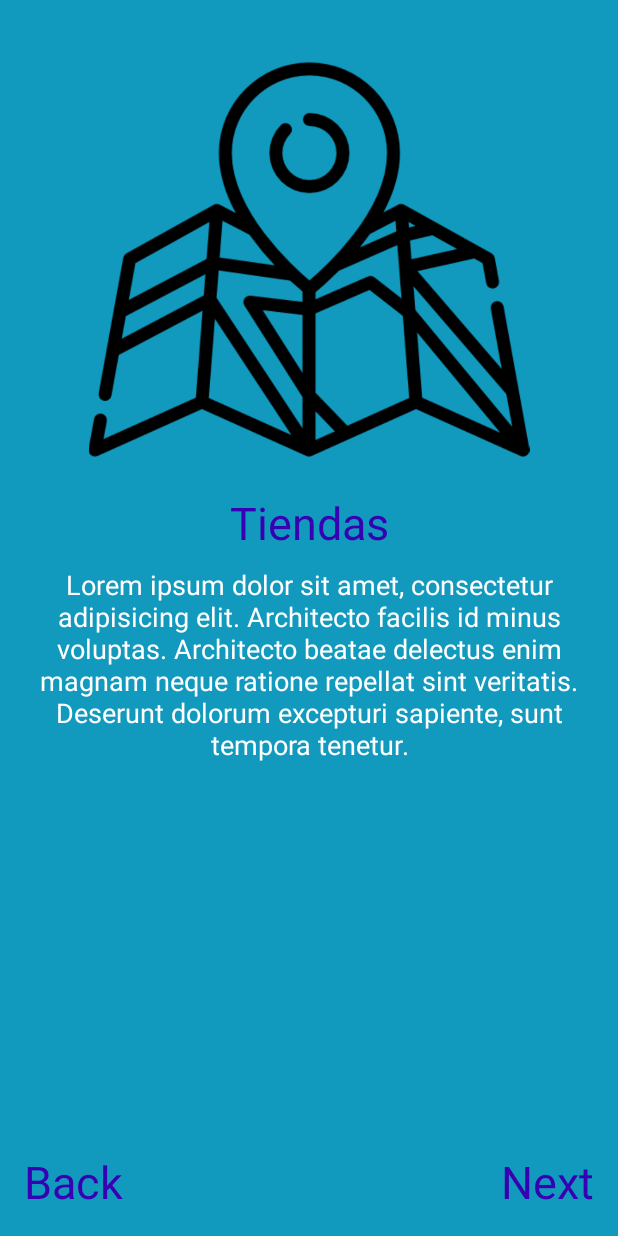
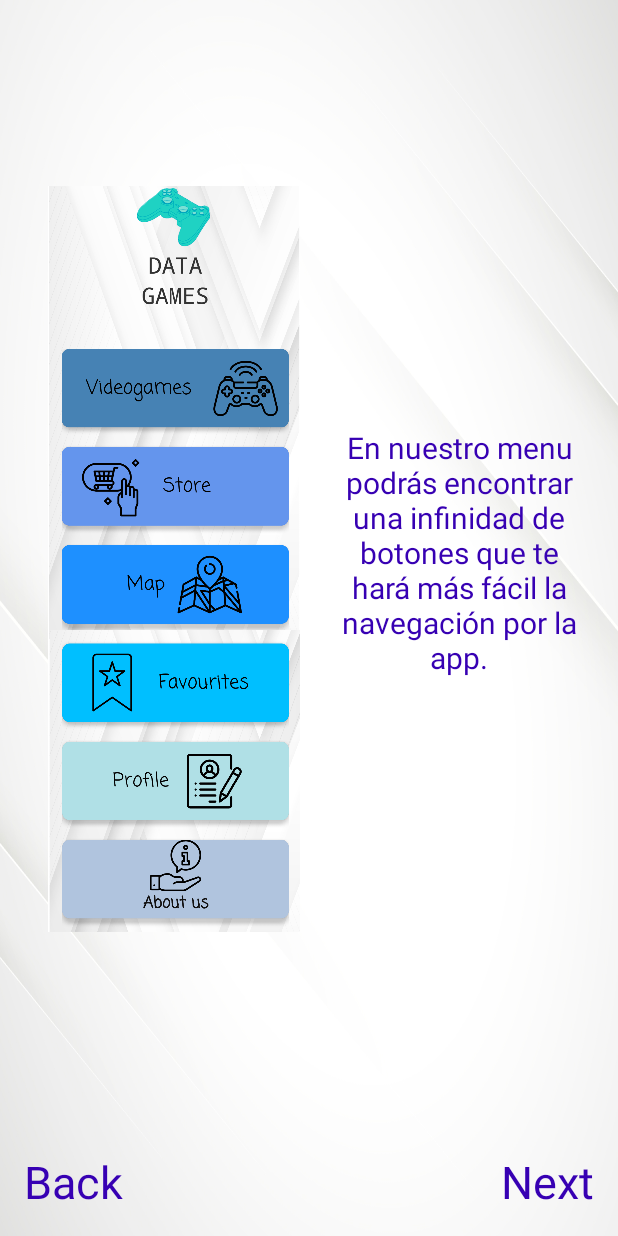
Before and after one commit to rubxter99/DATAGAMES, an Android app: the screen it shows after launch (MainActivity), after a tap on "Next", on a phone screen of 412 x 824 dp. Run offline under Robolectric (Android 15) with nearby library versions, the light colour scheme and no system bars; our stand-ins replace Firebase (no records; nobody signed in at launch, a user with empty details on screens opened directly); Roboto replaces fonts that are not available here.

Commit message:
Segundo Frame hecho y varios cambios

```diff
--- a/app/src/main/res/layout/activity_profile.xml
+++ b/app/src/main/res/layout/activity_profile.xml
@@ -90,8 +90,8 @@
 
     <de.hdodenhof.circleimageview.CircleImageView
         android:id="@+id/profileImageView1"
-        android:layout_width="178dp"
-        android:layout_height="136dp"
+        android:layout_width="200dp"
+        android:layout_height="200dp"
         android:src="@drawable/logoperfil"
         app:layout_constraintBottom_toTopOf="@+id/nameprofile"
         app:layout_constraintEnd_toEndOf="parent"
--- a/app/src/main/res/layout/fragment_second.xml
+++ b/app/src/main/res/layout/fragment_second.xml
@@ -6,33 +6,34 @@
     tools:context=".SecondFragment"
     android:orientation="vertical"
     android:padding="16dp"
-    android:background="@color/colorStore"
+    android:background="@drawable/fon"
     >
+
+    <LinearLayout
+        android:layout_width="wrap_content"
+        android:layout_height="wrap_content"
+        android:layout_marginTop="100dp"
+        android:orientation="horizontal">
 
         <ImageView
             android:id="@+id/imageView"
-        android:layout_width="wrap_content"
-        android:layout_height="294dp"
+            android:layout_width="200dp"
+            android:layout_height="500dp"
             android:layout_gravity="center"
-        android:layout_marginTop="10dp"
-        android:src="@drawable/mapa" />
+            android:layout_marginTop="5dp"
+            android:src="@drawable/imframe" />
 
         <TextView
             android:id="@+id/title2"
-        android:layout_width="match_parent"
-        android:layout_height="57dp"
+            android:layout_width="wrap_content"
+            android:layout_height="wrap_content"
             android:gravity="center"
+            android:layout_gravity="center"
             android:text="@string/title2"
             android:textColor="@color/colorPrimaryDark"
-        android:textSize="30dp" />
-    <TextView
-        android:id="@+id/description"
-        android:layout_width="match_parent"
-        android:layout_height="wrap_content"
-        android:text="@string/description"
-        android:textSize="18dp"
-        android:textColor="@color/colorGame"
-        android:gravity="center"/>
+            android:textSize="20dp" />
+
+    </LinearLayout>
     <LinearLayout
         android:layout_width="match_parent"
         android:layout_height="match_parent"
--- a/app/src/main/res/values/strings.xml
+++ b/app/src/main/res/values/strings.xml
@@ -1,7 +1,7 @@
 <resources>
     <string name="app_name">DATAGAMES</string>
     <string name="title1">Videjuegos</string>
-    <string name="title2">Tiendas</string>
+    <string name="title2">En nuestro menu podrás encontrar una infinidad de botones que te hará más fácil la navegación por la app.</string>
     <string name="title3">Welcome</string>
     <string name="description">Lorem ipsum dolor sit amet, consectetur adipisicing elit. Architecto facilis id minus voluptas. Architecto beatae delectus enim magnam neque ratione repellat sint veritatis. Deserunt dolorum excepturi sapiente, sunt tempora tenetur.</string>
     <string name="next">Next</string>
@@ -40,6 +40,10 @@
     <string name="forgot_your_password">Forgot your password?</string>
     <string name="create_a_new_account">Create a new account</string>
     <string name="register">Register</string>
+    <string name="save">SAVE</string>
+    <string name="your_email">Enter Your NEW Email</string>
+    <string name="your_pass">Enter Your NEW Password</string>
+    <string name="your_username">Enter Your NEW UserName</string>
 
     <string-array name="sp_generos">
         <item>Action</item>
```
Also changed, not shown: app/src/main/java/com/example/datagames/EditProfile.java (+8 -4 lines), app/src/main/res/layout/activity_edit_profile.xml (+22 -7 lines), app/src/main/res/drawable/imframe.png (added), app/src/main/res/drawable/primerfram.png (added). Lines whose indentation alone changed are shown as unchanged.
